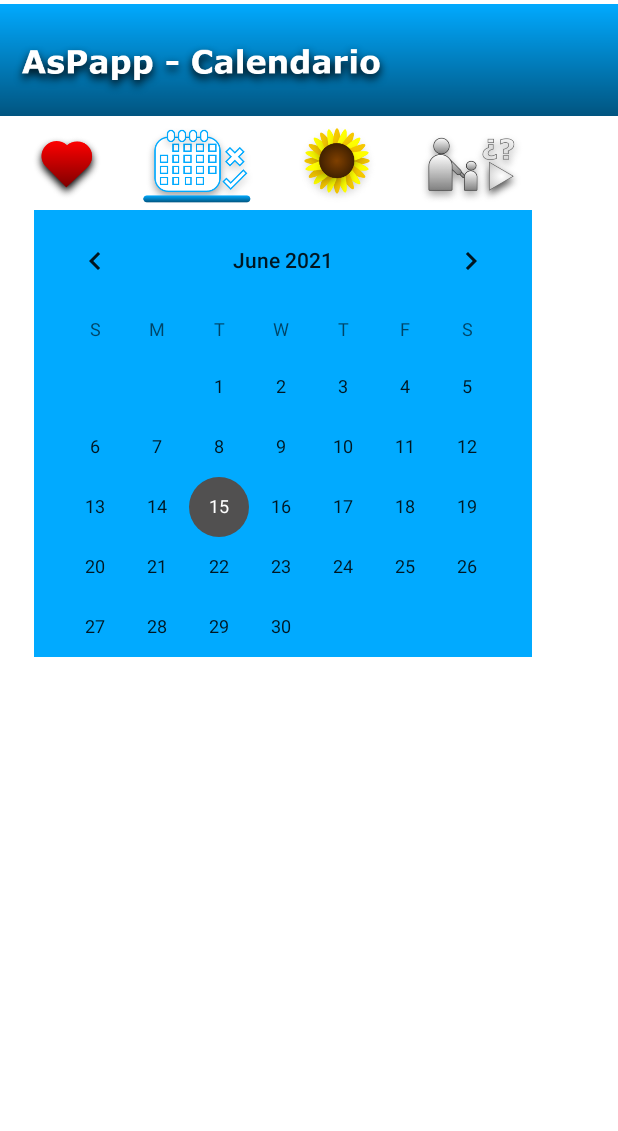
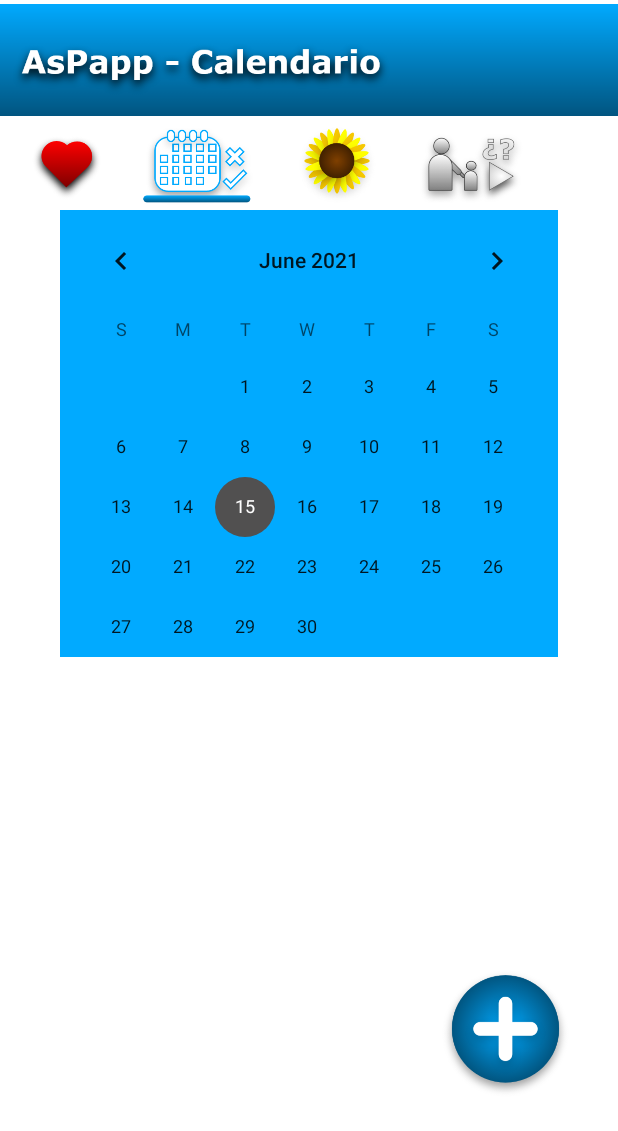
Before and after one commit to Bernardo-GD/AsPapp0.5, an Android app: the CalendarioPrincipal screen opened directly, with no data from a screen before it, on a phone screen of 412 x 824 dp. Shown: the top 1131 px of the screen. Run offline under Robolectric (Android 15) with nearby library versions, the phone set to English and light mode, and no system bars.

Commit message:
Agregue el Activity de CalendarioActividad

```diff
--- a/app/src/main/AndroidManifest.xml
+++ b/app/src/main/AndroidManifest.xml
@@ -9,7 +9,8 @@
         android:roundIcon="@mipmap/ic_launcher_round"
         android:supportsRtl="true"
         android:theme="@style/Theme.AsPapp">
-        <activity android:name=".ConsejosPrincipal"></activity>
+        <activity android:name=".CalendarioActividad"></activity>
+        <activity android:name=".ConsejosPrincipal" />
         <activity android:name=".CalendarioPrincipal" />
         <activity android:name=".AmorometrosPrincipal" />
         <activity android:name=".RegistroP2" />
--- a/app/src/main/java/com/pachoncito/aspapp/CalendarioPrincipal.java
+++ b/app/src/main/java/com/pachoncito/aspapp/CalendarioPrincipal.java
@@ -1,5 +1,6 @@
 package com.pachoncito.aspapp;
 
+import androidx.annotation.NonNull;
 import androidx.appcompat.app.AppCompatActivity;
 
 import android.content.Intent;
@@ -7,9 +8,13 @@ import android.graphics.Color;
 import android.graphics.drawable.ColorDrawable;
 import android.os.Bundle;
 import android.view.View;
+import android.widget.CalendarView;
+import android.widget.Toast;
 
 public class CalendarioPrincipal extends AppCompatActivity {
 
+    private CalendarView calendario;
+    private String fecha;
     @Override
     protected void onCreate(Bundle savedInstanceState) {
         super.onCreate(savedInstanceState);
@@ -22,6 +27,26 @@ public class CalendarioPrincipal extends AppCompatActivity {
         getWindow().setBackgroundDrawable(new ColorDrawable(Color.parseColor("#FFFFFF")));
         //quitar actionbar
         getSupportActionBar().hide();
+
+        calendario = (CalendarView)findViewById(R.id.cvPrincipal);
+
+        calendario.setOnDateChangeListener(new CalendarView.OnDateChangeListener() {
+            @Override
+            public void onSelectedDayChange(@NonNull CalendarView view, int year, int month, int dayOfMonth) {
+
+                fecha = dayOfMonth + "/" + month + "/" + year;
+                Toast.makeText(CalendarioPrincipal.this, fecha, Toast.LENGTH_LONG).show();
+
+            }
+        });
+
+    }
+
+    public void irActividad (View view){
+
+        Intent irRegistrarActividad = new Intent();
+
+        irRegistrarActividad.putExtra("fechaRegistro", fecha);
 
     }
 
--- a/app/src/main/res/layout/activity_calendario_principal.xml
+++ b/app/src/main/res/layout/activity_calendario_principal.xml
@@ -56,7 +56,7 @@
         app:srcCompat="@drawable/icono_menu_dinamicas" />
 
     <CalendarView
-        android:id="@+id/calendarView"
+        android:id="@+id/cvPrincipal"
         android:layout_width="332dp"
         android:layout_height="298dp"
         android:background="#01AAFF"
@@ -66,8 +66,30 @@
         android:unfocusedMonthDateColor="#01AAFF"
         android:weekNumberColor="#01AAFF"
         app:layout_constraintEnd_toEndOf="parent"
-        app:layout_constraintHorizontal_bias="0.28"
         app:layout_constraintStart_toStartOf="parent"
         app:layout_constraintTop_toBottomOf="@+id/imageView23" />
 
+    <ScrollView
+        android:id="@+id/scrollView3"
+        android:layout_width="381dp"
+        android:layout_height="204dp"
+        app:layout_constraintStart_toStartOf="parent"
+        app:layout_constraintTop_toBottomOf="@+id/cvPrincipal">
+
+        <LinearLayout
+            android:layout_width="match_parent"
+            android:layout_height="wrap_content"
+            android:orientation="vertical" />
+    </ScrollView>
+
+    <ImageView
+        android:id="@+id/imageView12"
+        android:layout_width="90dp"
+        android:layout_height="94dp"
+        android:layout_marginStart="292dp"
+        android:contentDescription="@string/descripcionImagenes"
+        app:layout_constraintStart_toStartOf="parent"
+        app:layout_constraintTop_toBottomOf="@+id/scrollView3"
+        app:srcCompat="@drawable/agregar_actividad" />
+
 </androidx.constraintlayout.widget.ConstraintLayout>
```
Also changed, not shown: app/src/main/java/com/pachoncito/aspapp/CalendarioActividad.java (added, +14 -0 lines), app/src/main/res/layout/activity_calendario_actividad.xml (added, +9 -0 lines), app/src/main/res/drawable/agregar_actividad.png (added).
